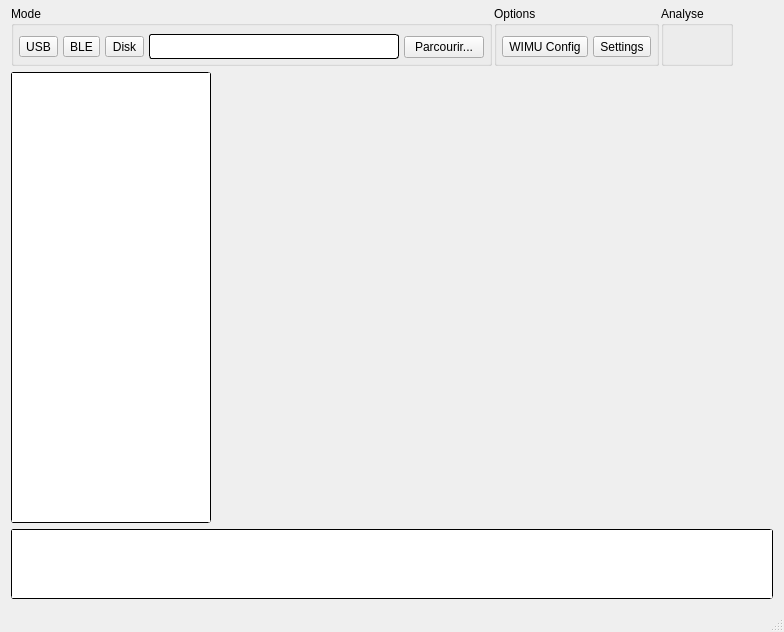
The window that mainwindow.ui (CDRV/openwimu) describes before a commit, drawn with Qt 5.
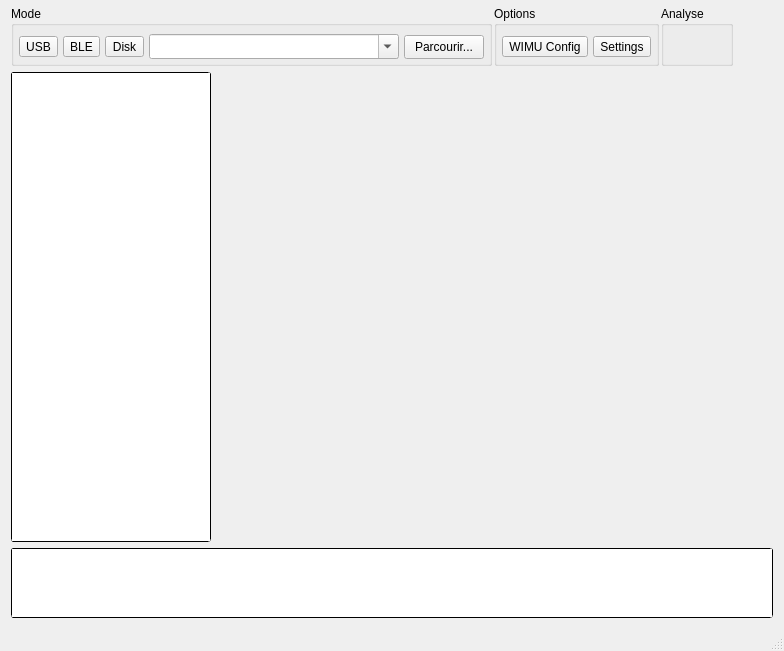
The same window after the commit. The open tabs and pages were chosen to show the change. Icons and pictures are not drawn.

The edit to the form file:
```diff
--- a/mainwindow.ui
+++ b/mainwindow.ui
@@ -7,7 +7,7 @@
     <x>0</x>
     <y>0</y>
     <width>720</width>
-    <height>632</height>
+    <height>651</height>
    </rect>
   </property>
   <property name="windowTitle">
@@ -159,7 +159,7 @@
           </widget>
          </item>
          <item>
-          <widget class="QLineEdit" name="txtPath">
+          <widget class="QComboBox" name="cmbPath">
            <property name="sizePolicy">
             <sizepolicy hsizetype="MinimumExpanding" vsizetype="Fixed">
              <horstretch>0</horstretch>
@@ -172,10 +172,19 @@
              <height>25</height>
             </size>
            </property>
+           <property name="editable">
+            <bool>true</bool>
+           </property>
           </widget>
          </item>
          <item>
           <widget class="QPushButton" name="btnBrowse">
+           <property name="minimumSize">
+            <size>
+             <width>0</width>
+             <height>24</height>
+            </size>
+           </property>
            <property name="text">
             <string>Parcourir...</string>
            </property>
@@ -340,6 +349,18 @@
           </property>
           <item>
            <widget class="QTreeWidget" name="treeDisk">
+            <property name="cursor" stdset="0">
+             <cursorShape>PointingHandCursor</cursorShape>
+            </property>
+            <property name="iconSize">
+             <size>
+              <width>24</width>
+              <height>24</height>
+             </size>
+            </property>
+            <property name="indentation">
+             <number>10</number>
+            </property>
             <attribute name="headerVisible">
              <bool>false</bool>
             </attribute>
```
Left out of the diff: 6 changed lines with no effect on the pictures.
